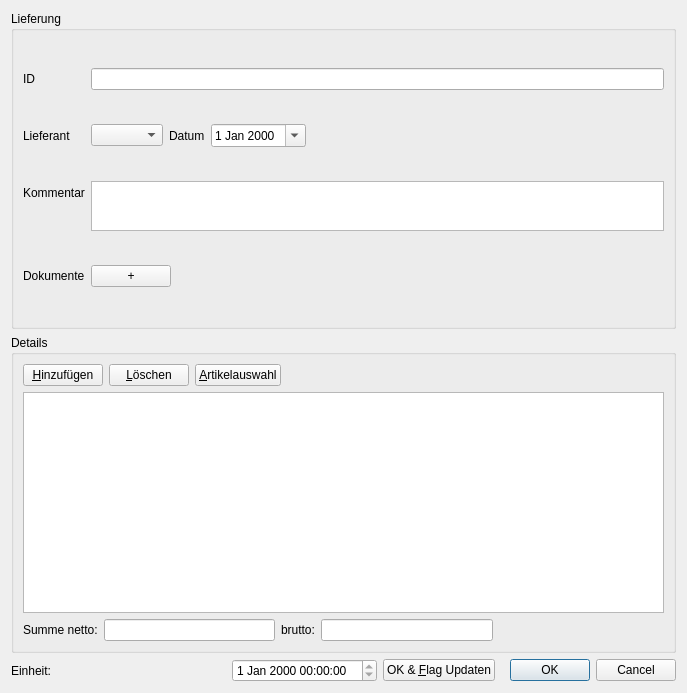
This is ui/forms/lieferungDetailForm.ui in flurl/lagerManager as Qt 5 draws it before an edit. The edited form follows.
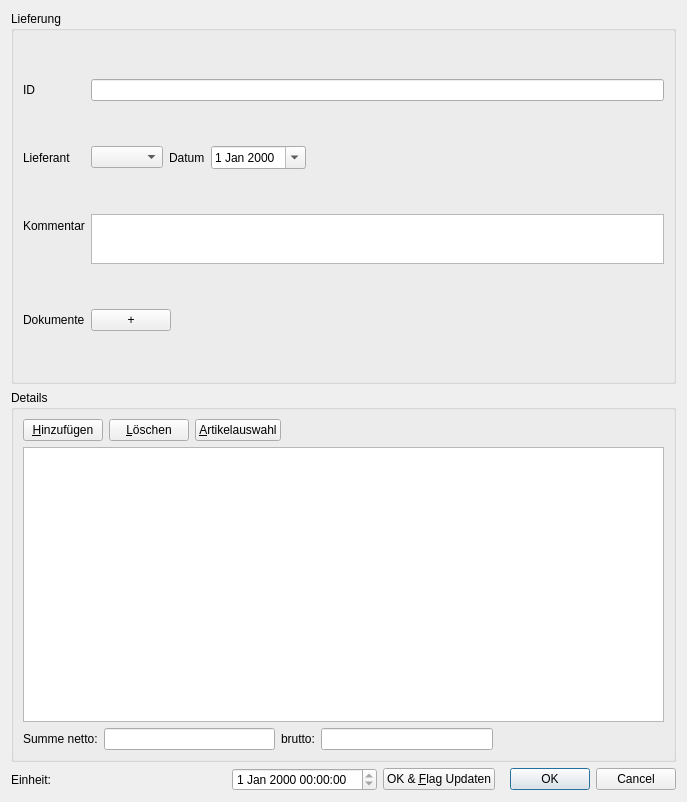
This is the edited form.

The edit to the form file:
```diff
--- a/ui/forms/lieferungDetailForm.ui
+++ b/ui/forms/lieferungDetailForm.ui
@@ -7,7 +7,7 @@
     <x>0</x>
     <y>0</y>
     <width>687</width>
-    <height>693</height>
+    <height>802</height>
    </rect>
   </property>
   <property name="windowTitle">
```
